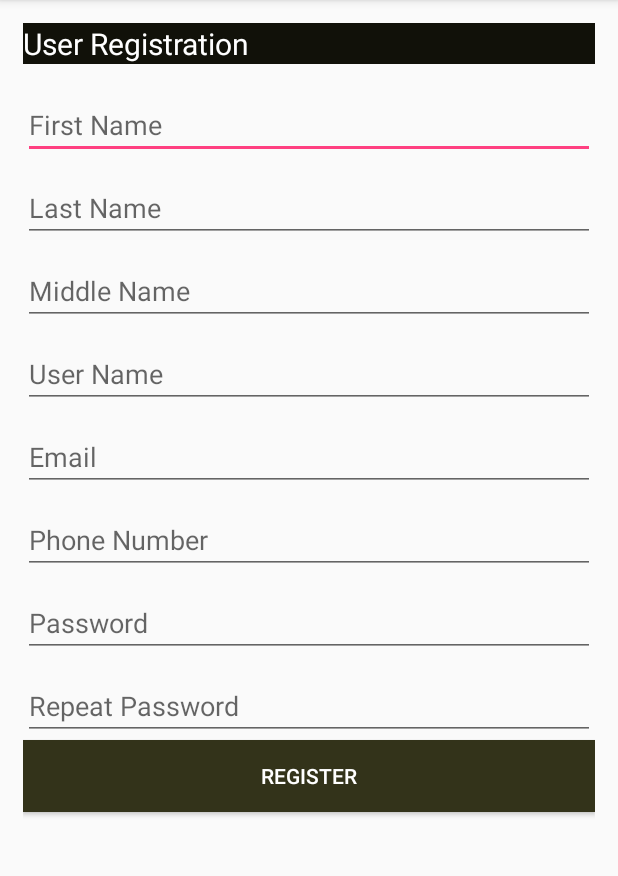
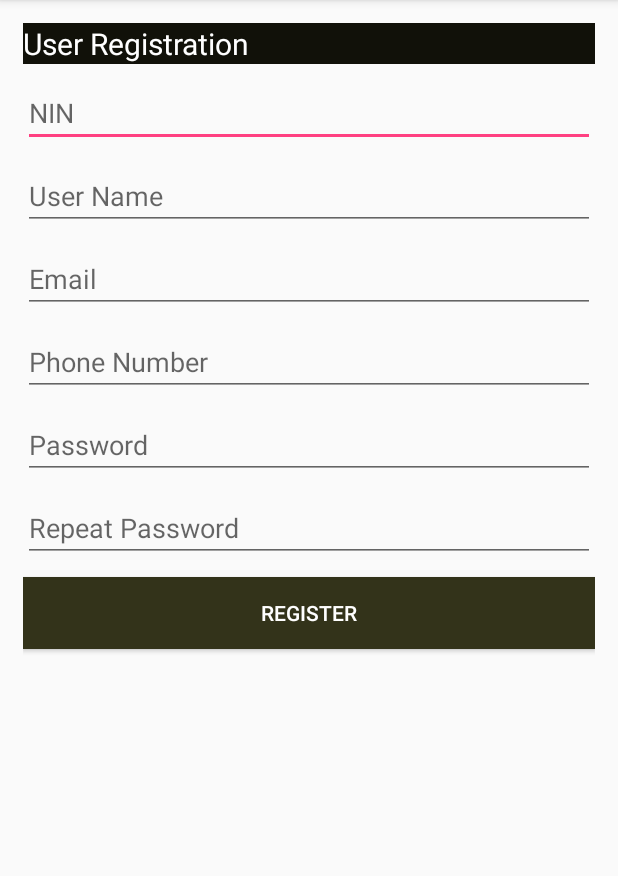
Before and after one commit to CarParkingApp/AndroidApp, an Android app: the registration screen opened directly, with no data from a screen before it, on a phone screen of 412 x 824 dp, the part 84-960 px from its top. Run offline under Robolectric (Android 15) with nearby library versions, the phone set to English and light mode, and no system bars.

Commit message:
Worked on Universal HttpPost and HttpGet Methods Worked on User Registration for the mobile App

```diff
--- a/app/build.gradle
+++ b/app/build.gradle
@@ -2,6 +2,8 @@
 apply plugin: 'com.android.application'
 
 android {
+
+    useLibrary 'org.apache.http.legacy'
     compileSdkVersion 25
     buildToolsVersion "26.0.1"
     defaultConfig {
@@ -37,4 +39,5 @@ dependencies {
     compile 'com.android.support:design:24.1.1'
     compile 'com.android.support:support-v4:26.1.0'
     compile 'com.android.support:cardview-v7:25.3.1'
+    compile group: 'org.apache.httpcomponents' , name: 'httpclient-android' , version: '4.3.5.1'
 }
--- a/app/src/main/java/com/example/stek3/carparking/Users.java
+++ b/app/src/main/java/com/example/stek3/carparking/Users.java
@@ -14,7 +14,7 @@ public class Users {
     private String MiddleName;
     private String UserName;
     private String Email;
-    private int PhoneNumber;
+    private String PhoneNumber;
     private String Location;
 
     public int getID() {
@@ -25,7 +25,7 @@ public class Users {
         return Email;
     }
 
-    public int getPhoneNumber() {
+    public String getPhoneNumber() {
         return PhoneNumber;
     }
 
@@ -73,7 +73,7 @@ public class Users {
         MiddleName = middleName;
     }
 
-    public void setPhoneNumber(int phoneNumber) {
+    public void setPhoneNumber(String phoneNumber) {
         PhoneNumber = phoneNumber;
     }
 
--- a/app/src/main/java/com/example/stek3/carparking/registration.java
+++ b/app/src/main/java/com/example/stek3/carparking/registration.java
@@ -2,12 +2,40 @@ package com.example.stek3.carparking;
 
 import android.support.v7.app.AppCompatActivity;
 import android.os.Bundle;
+import android.view.View;
+import android.widget.Button;
+import android.widget.EditText;
+
+import com.example.stek3.carparking.Repository.UserRepo;
 
 public class registration extends AppCompatActivity {
+
+    EditText NINBox,UserNameBox,EmailBox,PhoneBox,PasswordBox,RepeatPasswordBox;
+    Button RegisterButton;
+        UserRepo userRepo=new UserRepo(this);
 
     @Override
     protected void onCreate(Bundle savedInstanceState) {
         super.onCreate(savedInstanceState);
         setContentView(R.layout.activity_registration);
+
+        NINBox=(EditText)findViewById(R.id.ninEditText);
+        UserNameBox=(EditText)findViewById(R.id.usernameEditText);
+        EmailBox=(EditText)findViewById(R.id.emailEditText);
+        PhoneBox=(EditText)findViewById(R.id.phonenumberEditText);
+        PasswordBox=(EditText)findViewById(R.id.passwordEditText);
+        RepeatPasswordBox=(EditText)findViewById(R.id.rptPasswordEditText);
+        RegisterButton=(Button) findViewById(R.id.registerButton);
+
+
+        RegisterButton.setOnClickListener(new View.OnClickListener() {
+                @Override
+                public void onClick(View v) {
+
+                    userRepo.RegisterUser(NINBox.getText().toString(),UserNameBox.getText().toString(),EmailBox.getText().toString(),PhoneBox.getText().toString(),PasswordBox.getText().toString());
+                }
+            });
+
+
     }
 }
--- a/app/src/main/res/layout/activity_registration.xml
+++ b/app/src/main/res/layout/activity_registration.xml
@@ -12,9 +12,11 @@
         android:orientation="vertical"
         android:padding="15dp"
         app:layout_constraintBottom_toBottomOf="parent"
+        app:layout_constraintHorizontal_bias="0.0"
         app:layout_constraintLeft_toLeftOf="parent"
         app:layout_constraintRight_toRightOf="parent"
         app:layout_constraintTop_toTopOf="parent"
+        app:layout_constraintVertical_bias="0.0"
         tools:layout_constraintBottom_creator="1"
         tools:layout_constraintLeft_creator="1"
         tools:layout_constraintRight_creator="1"
@@ -32,18 +34,19 @@
             tools:layout_editor_absoluteX="0dp"
             tools:layout_editor_absoluteY="dp" />
 
+
         <LinearLayout
             android:layout_width="match_parent"
-            android:layout_height="18dp"
+            android:layout_height="10dp"
             android:orientation="horizontal"></LinearLayout>
 
         <EditText
-            android:id="@+id/editText3"
+            android:id="@+id/ninEditText"
             android:layout_width="match_parent"
             android:layout_height="wrap_content"
             android:layout_weight="0.00"
             android:ems="10"
-            android:hint="First Name"
+            android:hint="NIN"
             android:inputType="textPersonName" />
 
         <LinearLayout
@@ -52,35 +55,7 @@
             android:orientation="horizontal"></LinearLayout>
 
         <EditText
-            android:id="@+id/editText4"
-            android:layout_width="match_parent"
-            android:layout_height="wrap_content"
-            android:layout_weight="0.00"
-            android:ems="10"
-            android:hint="Last Name"
-            android:inputType="textPersonName" />
-
-        <LinearLayout
-            android:layout_width="match_parent"
-            android:layout_height="10dp"
-            android:orientation="horizontal"></LinearLayout>
-
-        <EditText
-            android:id="@+id/editText5"
-            android:layout_width="match_parent"
-            android:layout_height="wrap_content"
-            android:layout_weight="0.00"
-            android:ems="10"
-            android:hint="Middle Name"
-            android:inputType="textPersonName" />
-
-        <LinearLayout
-            android:layout_width="match_parent"
-            android:layout_height="10dp"
-            android:orientation="horizontal"></LinearLayout>
-
-        <EditText
-            android:id="@+id/editText6"
+            android:id="@+id/usernameEditText"
             android:layout_width="match_parent"
             android:layout_height="wrap_content"
             android:layout_weight="0.00"
@@ -94,7 +69,7 @@
             android:orientation="horizontal"></LinearLayout>
 
         <EditText
-            android:id="@+id/editText7"
+            android:id="@+id/emailEditText"
             android:layout_width="match_parent"
             android:layout_height="wrap_content"
             android:layout_weight="0.00"
@@ -110,13 +85,13 @@
         </LinearLayout>
 
         <EditText
-            android:id="@+id/editText10"
+            android:id="@+id/phonenumberEditText"
             android:layout_width="match_parent"
             android:layout_height="wrap_content"
             android:layout_weight="0.00"
             android:ems="10"
-            android:inputType="phone"
-            android:hint="Phone Number"/>
+            android:hint="Phone Number"
+            android:inputType="phone" />
 
         <LinearLayout
             android:layout_width="match_parent"
@@ -126,7 +101,7 @@
         </LinearLayout>
 
         <EditText
-            android:id="@+id/editText8"
+            android:id="@+id/passwordEditText"
             android:layout_width="match_parent"
             android:layout_height="wrap_content"
             android:layout_weight="0.00"
@@ -140,7 +115,7 @@
             android:orientation="horizontal"></LinearLayout>
 
         <EditText
-            android:id="@+id/editText9"
+            android:id="@+id/rptPasswordEditText"
             android:layout_width="match_parent"
             android:layout_height="wrap_content"
             android:layout_weight="0.00"
@@ -148,13 +123,19 @@
             android:hint="Repeat Password"
             android:inputType="textPassword" />
 
+        <LinearLayout
+            android:layout_width="match_parent"
+            android:layout_height="10dp"
+            android:orientation="horizontal"></LinearLayout>
+
         <Button
-            android:id="@+id/button"
+            android:id="@+id/registerButton"
             android:layout_width="match_parent"
             android:layout_height="wrap_content"
             android:layout_weight="0.00"
+            android:background="@color/colorParkBarLight"
+            android:onClick="RegisterButton_Click"
             android:text="Register"
-            android:textColor="@color/white"
-            android:background="@color/colorParkBarLight"/>
+            android:textColor="@color/white" />
     </LinearLayout>
 </android.support.constraint.ConstraintLayout>
--- a/build.gradle
+++ b/build.gradle
@@ -7,6 +7,7 @@ buildscript {
     }
     dependencies {
         classpath 'com.android.tools.build:gradle:2.3.3'
+
 
 
         // NOTE: Do not place your application dependencies here; they belong
```
Also changed, not shown: app/src/main/java/com/example/stek3/carparking/Processors/Server.java (added, +171 -0 lines), app/src/main/java/com/example/stek3/carparking/Repository/UserRepo.java (+61 -5 lines).
